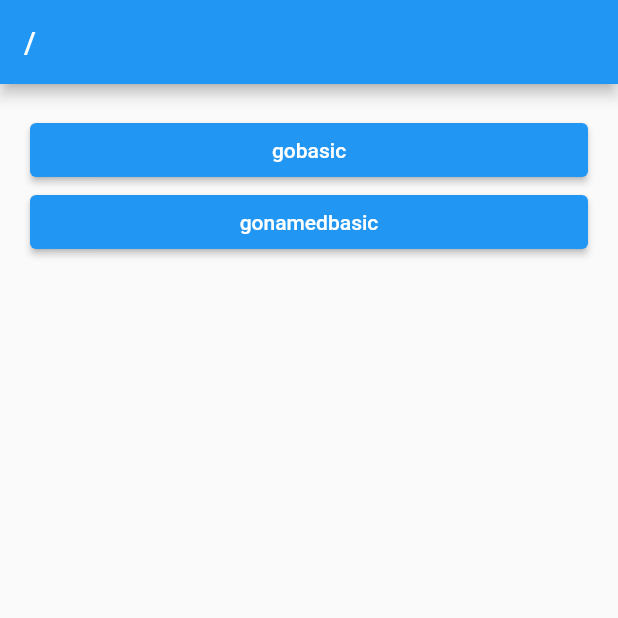
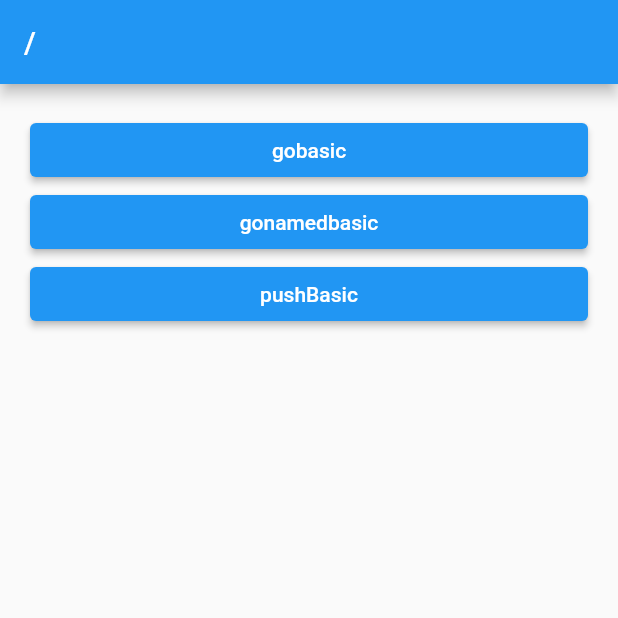
Before and after one commit to AsanHO/flutter_deep_dive, a Flutter app: the screen it shows after launch, on a phone screen of 412 x 824 dp, the top half of it. Run offline on Flutter 3.47's test engine with Material 2 defaults, Android fonts, the phone set to English and light mode, and no system bars; our stand-ins replace go_router.

Commit message:
푸시 푸시는 네스팅에 상관없이 현재 스택위에 스크린을 쌓는반면 고는 스택을 초기화하고 네스팅의 순서대로 스택을 새롭게 쌓는다.

```diff
--- a/lib/route/router.dart
+++ b/lib/route/router.dart
@@ -1,4 +1,5 @@
 import 'package:flutter_deep_dive/screens/basic_screen.dart';
+import 'package:flutter_deep_dive/screens/push_screen.dart';
 import 'package:flutter_deep_dive/screens/root_screen.dart';
 import 'package:go_router/go_router.dart';
 
@@ -9,7 +10,8 @@ final router = GoRouter(
       builder: (context, state) => RootScreen(),
       routes: [
         GoRoute(path: 'basic',builder: (_,__) => BasicScreen()),
-        GoRoute(path: 'named',name:'named_screen',builder: (_,__) => BasicScreen())
+        GoRoute(path: 'named',name:'named_screen',builder: (_,__) => BasicScreen()),
+        GoRoute(path: 'push',name:'push_screen',builder: (_,__) => PushScreen())
       ]
     )
   ],
--- a/lib/screens/root_screen.dart
+++ b/lib/screens/root_screen.dart
@@ -14,7 +14,10 @@ class RootScreen extends StatelessWidget {
               onPressed: () => context.go('/basic'), child: Text('gobasic')),
           ElevatedButton(
               onPressed: () => context.goNamed('named_screen'),
-              child: Text('gonamedbasic'))
+              child: Text('gonamedbasic')),
+          ElevatedButton(
+              onPressed: () => context.go('/push'),
+              child: Text('pushBasic'))
         ],
       ),
     );
```
Also changed, not shown: lib/screens/push_screen.dart (added, +21 -0 lines).
